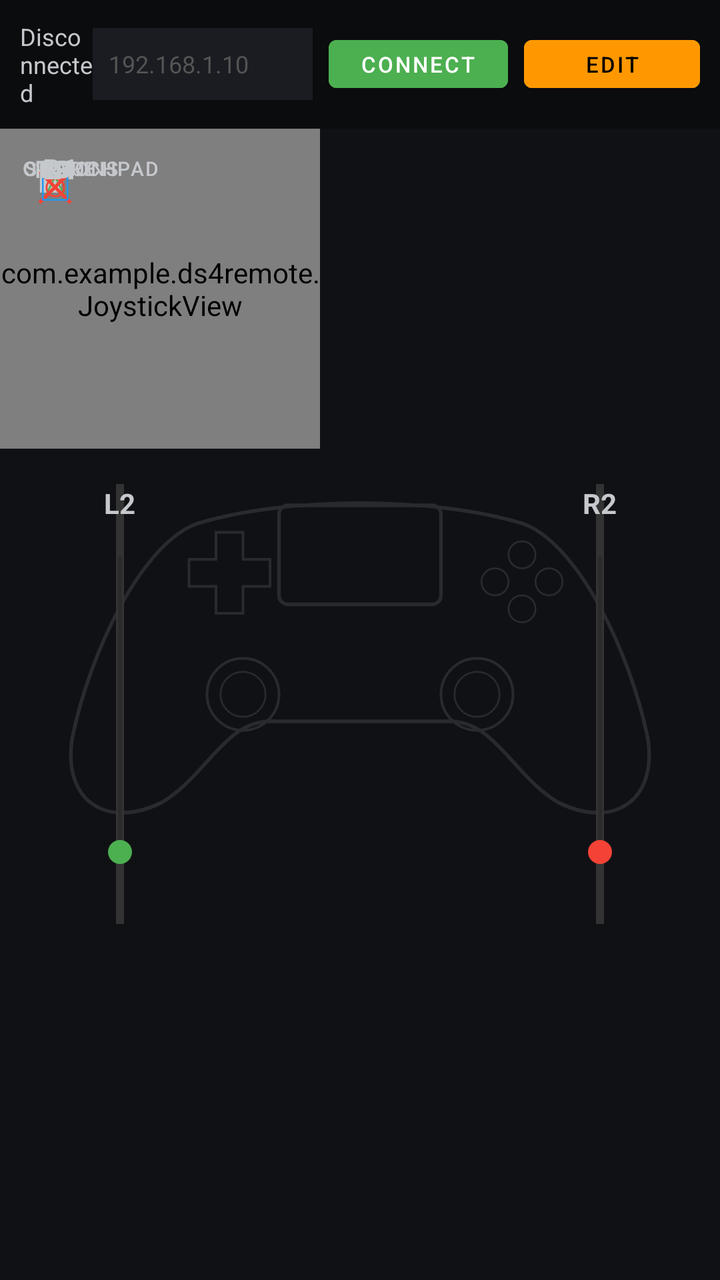
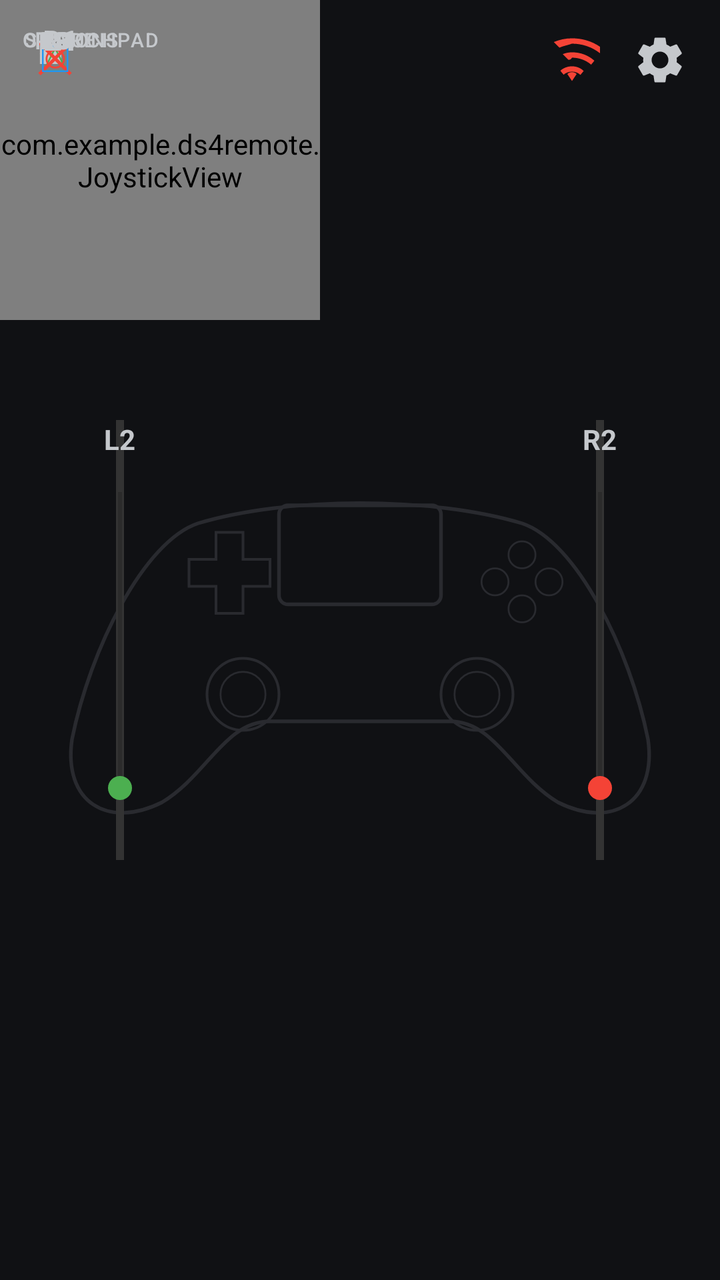

Screens rendered from an Android XML layout before and after an edit, with the pre-edit source and the edit as a unified diff.
<!-- AndroidManifest.xml: application theme Theme.MaterialComponents.DayNight.NoActionBar -->
<!-- res/layout/activity_main.xml -->
<?xml version="1.0" encoding="utf-8"?>
<RelativeLayout xmlns:android="http://schemas.android.com/apk/res/android"
    android:layout_width="match_parent"
    android:layout_height="match_parent"
    android:background="#101114">

    
    <ImageView
        android:layout_width="match_parent"
        android:layout_height="match_parent"
        android:layout_centerInParent="true"
        android:scaleType="fitCenter"
        android:src="@drawable/controller_outline"
        android:alpha="0.6"
        android:id="@+id/bg_controller"/>

    
    <FrameLayout
        android:id="@+id/gamepadArea"
        android:layout_width="match_parent"
        android:layout_height="match_parent"
        android:layout_below="@+id/topBar">

        
        <FrameLayout
            android:id="@+id/containerL2"
            android:layout_width="80dp"
            android:layout_height="220dp"
            android:layout_gravity="left|center_vertical"
            android:layout_marginLeft="20dp">
            
            
            <View
                android:layout_width="4dp"
                android:layout_height="match_parent"
                android:layout_gravity="center_horizontal"
                android:background="#333333" />
                
            <TextView
                android:layout_width="wrap_content"
                android:layout_height="wrap_content"
                android:text="L2"
                android:textColor="#C5C8CC"
                android:layout_gravity="top|center_horizontal"
                android:textStyle="bold" />

            <SeekBar
                android:id="@+id/btnL2"
                android:layout_width="180dp"
                android:layout_height="80dp"
                android:layout_gravity="center"
                android:rotation="-90"
                android:max="100"
                android:progress="0"
                android:progressTint="#4CAF50"
                android:thumbTint="#4CAF50" />
        </FrameLayout>

        
        <FrameLayout
            android:id="@+id/containerR2"
            android:layout_width="80dp"
            android:layout_height="220dp"
            android:layout_gravity="right|center_vertical"
            android:layout_marginRight="20dp">
            
            
            <View
                android:layout_width="4dp"
                android:layout_height="match_parent"
                android:layout_gravity="center_horizontal"
                android:background="#333333" />

            <TextView
                android:layout_width="wrap_content"
                android:layout_height="wrap_content"
                android:text="R2"
                android:textColor="#C5C8CC"
                android:layout_gravity="top|center_horizontal"
                android:textStyle="bold" />

            <SeekBar
                android:id="@+id/btnR2"
                android:layout_width="180dp"
                android:layout_height="80dp"
                android:layout_gravity="center"
                android:rotation="-90"
                android:max="100"
                android:progress="0"
                android:progressTint="#F44336"
                android:thumbTint="#F44336" />
        </FrameLayout>

        
        <Button android:id="@+id/dpadUp" android:text="▲" android:layout_width="50dp" android:layout_height="50dp" android:padding="0dp" android:textSize="18sp" android:background="@android:color/transparent" android:textColor="#C5C8CC" />
        <Button android:id="@+id/dpadDown" android:text="▼" android:layout_width="50dp" android:layout_height="50dp" android:padding="0dp" android:textSize="18sp" android:background="@android:color/transparent" android:textColor="#C5C8CC" />
        <Button android:id="@+id/dpadLeft" android:text="◀" android:layout_width="50dp" android:layout_height="50dp" android:padding="0dp" android:textSize="18sp" android:background="@android:color/transparent" android:textColor="#C5C8CC" />
        <Button android:id="@+id/dpadRight" android:text="▶" android:layout_width="50dp" android:layout_height="50dp" android:padding="0dp" android:textSize="18sp" android:background="@android:color/transparent" android:textColor="#C5C8CC" />

        
        <Button android:id="@+id/btnY" android:text="△" android:layout_width="55dp" android:layout_height="55dp" android:padding="0dp" android:textSize="22sp" android:background="@android:color/transparent" android:textColor="#4CAF50" />
        <Button android:id="@+id/btnA" android:text="✕" android:layout_width="55dp" android:layout_height="55dp" android:padding="0dp" android:textSize="22sp" android:background="@android:color/transparent" android:textColor="#F44336" />
        <Button android:id="@+id/btnX" android:text="□" android:layout_width="55dp" android:layout_height="55dp" android:padding="0dp" android:textSize="22sp" android:background="@android:color/transparent" android:textColor="#2196F3" />
        <Button android:id="@+id/btnB" android:text="○" android:layout_width="55dp" android:layout_height="55dp" android:padding="0dp" android:textSize="22sp" android:background="@android:color/transparent" android:textColor="#F44336" />

        
        <Button android:id="@+id/btnL1" android:text="L1" android:layout_width="60dp" android:layout_height="40dp" android:padding="0dp" android:textSize="14sp" android:background="@android:color/transparent" android:textColor="#C5C8CC" />
        <Button android:id="@+id/btnR1" android:text="R1" android:layout_width="60dp" android:layout_height="40dp" android:padding="0dp" android:textSize="14sp" android:background="@android:color/transparent" android:textColor="#C5C8CC" />

        
        <Button android:id="@+id/btnShare" android:text="SHARE" android:layout_width="60dp" android:layout_height="40dp" android:padding="0dp" android:textSize="10sp" android:background="@android:color/transparent" android:textColor="#C5C8CC" />
        <Button android:id="@+id/btnPS" android:text="PS" android:layout_width="50dp" android:layout_height="40dp" android:padding="0dp" android:textSize="12sp" android:background="@android:color/transparent" android:textColor="#C5C8CC" />
        <Button android:id="@+id/btnOptions" android:text="OPTIONS" android:layout_width="70dp" android:layout_height="40dp" android:padding="0dp" android:textSize="10sp" android:background="@android:color/transparent" android:textColor="#C5C8CC" />

        
        <com.example.ds4remote.JoystickView android:id="@+id/leftStick" android:layout_width="160dp" android:layout_height="160dp" />
        <com.example.ds4remote.JoystickView android:id="@+id/rightStick" android:layout_width="160dp" android:layout_height="160dp" />

        
        <Button android:id="@+id/btnL3" android:text="L3" android:layout_width="55dp" android:layout_height="40dp" android:padding="0dp" android:textSize="12sp" android:background="@android:color/transparent" android:textColor="#C5C8CC" />
        <Button android:id="@+id/btnTouchpad" android:text="TOUCHPAD" android:layout_width="100dp" android:layout_height="40dp" android:padding="0dp" android:textSize="10sp" android:background="@android:color/transparent" android:textColor="#C5C8CC" />
        <Button android:id="@+id/btnR3" android:text="R3" android:layout_width="55dp" android:layout_height="40dp" android:padding="0dp" android:textSize="12sp" android:background="@android:color/transparent" android:textColor="#C5C8CC" />
    </FrameLayout>

    
    <LinearLayout
        android:id="@+id/topBar"
        android:layout_width="match_parent"
        android:layout_height="wrap_content"
        android:orientation="horizontal"
        android:padding="10dp"
        android:background="#0B0C0E"
        android:gravity="center_vertical"
        android:layout_alignParentTop="true">

        <TextView android:id="@+id/status" android:layout_width="0dp" android:layout_height="wrap_content"
            android:layout_weight="1" android:textColor="#C5C8CC" android:textSize="12sp" android:text="Disconnected"/>

        <EditText android:id="@+id/ipInput" android:layout_width="110dp" android:layout_height="36dp"
            android:hint="192.168.1.10" android:textColorHint="#555" android:textColor="#FFF"
            android:textSize="12sp" android:inputType="text" android:background="#1A1C21" android:padding="8dp"/>

        <Button android:id="@+id/connectBtn" android:layout_width="wrap_content" android:layout_height="36dp"
            android:text="CONNECT" android:textSize="11sp" android:layout_marginStart="8dp"
            android:backgroundTint="#4CAF50" android:textColor="#FFFFFF"/>

        <Button android:id="@+id/editLayoutBtn" android:layout_width="wrap_content" android:layout_height="36dp"
            android:text="EDIT" android:textSize="11sp" android:layout_marginStart="8dp"
            android:backgroundTint="#FF9800" android:textColor="#000000"/>
            
        <Button android:id="@+id/resetLayoutBtn" android:layout_width="wrap_content" android:layout_height="36dp"
            android:text="RESET" android:textSize="11sp" android:layout_marginStart="8dp"
            android:backgroundTint="#F44336" android:textColor="#FFFFFF" android:visibility="gone"/>
        <Button android:id="@+id/exportLayoutBtn" android:layout_width="wrap_content" android:layout_height="36dp"
            android:text="SAVE" android:textSize="11sp" android:layout_marginStart="8dp"
            android:backgroundTint="#2196F3" android:textColor="#FFFFFF" android:visibility="gone"/>
        <Button android:id="@+id/importLayoutBtn" android:layout_width="wrap_content" android:layout_height="36dp"
            android:text="LOAD" android:textSize="11sp" android:layout_marginStart="8dp"
            android:backgroundTint="#9C27B0" android:textColor="#FFFFFF" android:visibility="gone"/>
    </LinearLayout>
</RelativeLayout>
<!-- resources referenced by this layout -->
<resources>
  <!-- drawable controller_outline: vector/xml drawable (drawable, 2615 chars, omitted) -->
</resources>

<!-- the commit's change to res/layout/activity_main.xml (unified diff, before → after) -->
@@ -4,7 +4,6 @@
     android:layout_height="match_parent"
     android:background="#101114">
 
-    
     <ImageView
         android:layout_width="match_parent"
         android:layout_height="match_parent"
@@ -15,80 +14,47 @@
         android:id="@+id/bg_controller"/>
 
     
+    <LinearLayout
+        android:layout_width="wrap_content"
+        android:layout_height="wrap_content"
+        android:layout_alignParentTop="true"
+        android:layout_alignParentEnd="true"
+        android:orientation="horizontal"
+        android:padding="16dp">
+
+        
+        <ImageView
+            android:id="@+id/statusIcon"
+            android:layout_width="28dp"
+            android:layout_height="28dp"
+            android:layout_marginEnd="16dp"
+            android:src="@drawable/ic_wifi_off" />
+
+        
+        <ImageView
+            android:id="@+id/btnOpenSettings"
+            android:layout_width="28dp"
+            android:layout_height="28dp"
+            android:src="@drawable/ic_settings" />
+    </LinearLayout>
+
+    
     <FrameLayout
         android:id="@+id/gamepadArea"
         android:layout_width="match_parent"
-        android:layout_height="match_parent"
-        android:layout_below="@+id/topBar">
+        android:layout_height="match_parent">
 
         
-        <FrameLayout
-            android:id="@+id/containerL2"
-            android:layout_width="80dp"
-            android:layout_height="220dp"
-            android:layout_gravity="left|center_vertical"
-            android:layout_marginLeft="20dp">
-            
-            
-            <View
-                android:layout_width="4dp"
-                android:layout_height="match_parent"
-                android:layout_gravity="center_horizontal"
-                android:background="#333333" />
-                
-            <TextView
-                android:layout_width="wrap_content"
-                android:layout_height="wrap_content"
-                android:text="L2"
-                android:textColor="#C5C8CC"
-                android:layout_gravity="top|center_horizontal"
-                android:textStyle="bold" />
-
-            <SeekBar
-                android:id="@+id/btnL2"
-                android:layout_width="180dp"
-                android:layout_height="80dp"
-                android:layout_gravity="center"
-                android:rotation="-90"
-                android:max="100"
-                android:progress="0"
-                android:progressTint="#4CAF50"
-                android:thumbTint="#4CAF50" />
+        <FrameLayout android:id="@+id/containerL2" android:layout_width="80dp" android:layout_height="220dp" android:layout_gravity="left|center_vertical" android:layout_marginLeft="20dp">
+            <View android:layout_width="4dp" android:layout_height="match_parent" android:layout_gravity="center_horizontal" android:background="#333333" />
+            <TextView android:layout_width="wrap_content" android:layout_height="wrap_content" android:text="L2" android:textColor="#C5C8CC" android:layout_gravity="top|center_horizontal" android:textStyle="bold" />
+            <SeekBar android:id="@+id/btnL2" android:layout_width="180dp" android:layout_height="80dp" android:layout_gravity="center" android:rotation="-90" android:max="100" android:progress="0" android:progressTint="#4CAF50" android:thumbTint="#4CAF50" />
         </FrameLayout>
 
-        
-        <FrameLayout
-            android:id="@+id/containerR2"
-            android:layout_width="80dp"
-            android:layout_height="220dp"
-            android:layout_gravity="right|center_vertical"
-            android:layout_marginRight="20dp">
-            
-            
-            <View
-                android:layout_width="4dp"
-                android:layout_height="match_parent"
-                android:layout_gravity="center_horizontal"
-                android:background="#333333" />
-
-            <TextView
-                android:layout_width="wrap_content"
-                android:layout_height="wrap_content"
-                android:text="R2"
-                android:textColor="#C5C8CC"
-                android:layout_gravity="top|center_horizontal"
-                android:textStyle="bold" />
-
-            <SeekBar
-                android:id="@+id/btnR2"
-                android:layout_width="180dp"
-                android:layout_height="80dp"
-                android:layout_gravity="center"
-                android:rotation="-90"
-                android:max="100"
-                android:progress="0"
-                android:progressTint="#F44336"
-                android:thumbTint="#F44336" />
+        <FrameLayout android:id="@+id/containerR2" android:layout_width="80dp" android:layout_height="220dp" android:layout_gravity="right|center_vertical" android:layout_marginRight="20dp">
+            <View android:layout_width="4dp" android:layout_height="match_parent" android:layout_gravity="center_horizontal" android:background="#333333" />
+            <TextView android:layout_width="wrap_content" android:layout_height="wrap_content" android:text="R2" android:textColor="#C5C8CC" android:layout_gravity="top|center_horizontal" android:textStyle="bold" />
+            <SeekBar android:id="@+id/btnR2" android:layout_width="180dp" android:layout_height="80dp" android:layout_gravity="center" android:rotation="-90" android:max="100" android:progress="0" android:progressTint="#F44336" android:thumbTint="#F44336" />
         </FrameLayout>
 
         
@@ -106,8 +72,6 @@
         
         <Button android:id="@+id/btnL1" android:text="L1" android:layout_width="60dp" android:layout_height="40dp" android:padding="0dp" android:textSize="14sp" android:background="@android:color/transparent" android:textColor="#C5C8CC" />
         <Button android:id="@+id/btnR1" android:text="R1" android:layout_width="60dp" android:layout_height="40dp" android:padding="0dp" android:textSize="14sp" android:background="@android:color/transparent" android:textColor="#C5C8CC" />
-
-        
         <Button android:id="@+id/btnShare" android:text="SHARE" android:layout_width="60dp" android:layout_height="40dp" android:padding="0dp" android:textSize="10sp" android:background="@android:color/transparent" android:textColor="#C5C8CC" />
         <Button android:id="@+id/btnPS" android:text="PS" android:layout_width="50dp" android:layout_height="40dp" android:padding="0dp" android:textSize="12sp" android:background="@android:color/transparent" android:textColor="#C5C8CC" />
         <Button android:id="@+id/btnOptions" android:text="OPTIONS" android:layout_width="70dp" android:layout_height="40dp" android:padding="0dp" android:textSize="10sp" android:background="@android:color/transparent" android:textColor="#C5C8CC" />
@@ -121,41 +85,4 @@
         <Button android:id="@+id/btnTouchpad" android:text="TOUCHPAD" android:layout_width="100dp" android:layout_height="40dp" android:padding="0dp" android:textSize="10sp" android:background="@android:color/transparent" android:textColor="#C5C8CC" />
         <Button android:id="@+id/btnR3" android:text="R3" android:layout_width="55dp" android:layout_height="40dp" android:padding="0dp" android:textSize="12sp" android:background="@android:color/transparent" android:textColor="#C5C8CC" />
     </FrameLayout>
-
-    
-    <LinearLayout
-        android:id="@+id/topBar"
-        android:layout_width="match_parent"
-        android:layout_height="wrap_content"
-        android:orientation="horizontal"
-        android:padding="10dp"
-        android:background="#0B0C0E"
-        android:gravity="center_vertical"
-        android:layout_alignParentTop="true">
-
-        <TextView android:id="@+id/status" android:layout_width="0dp" android:layout_height="wrap_content"
-            android:layout_weight="1" android:textColor="#C5C8CC" android:textSize="12sp" android:text="Disconnected"/>
-
-        <EditText android:id="@+id/ipInput" android:layout_width="110dp" android:layout_height="36dp"
-            android:hint="192.168.1.10" android:textColorHint="#555" android:textColor="#FFF"
-            android:textSize="12sp" android:inputType="text" android:background="#1A1C21" android:padding="8dp"/>
-
-        <Button android:id="@+id/connectBtn" android:layout_width="wrap_content" android:layout_height="36dp"
-            android:text="CONNECT" android:textSize="11sp" android:layout_marginStart="8dp"
-            android:backgroundTint="#4CAF50" android:textColor="#FFFFFF"/>
-
-        <Button android:id="@+id/editLayoutBtn" android:layout_width="wrap_content" android:layout_height="36dp"
-            android:text="EDIT" android:textSize="11sp" android:layout_marginStart="8dp"
-            android:backgroundTint="#FF9800" android:textColor="#000000"/>
-            
-        <Button android:id="@+id/resetLayoutBtn" android:layout_width="wrap_content" android:layout_height="36dp"
-            android:text="RESET" android:textSize="11sp" android:layout_marginStart="8dp"
-            android:backgroundTint="#F44336" android:textColor="#FFFFFF" android:visibility="gone"/>
-        <Button android:id="@+id/exportLayoutBtn" android:layout_width="wrap_content" android:layout_height="36dp"
-            android:text="SAVE" android:textSize="11sp" android:layout_marginStart="8dp"
-            android:backgroundTint="#2196F3" android:textColor="#FFFFFF" android:visibility="gone"/>
-        <Button android:id="@+id/importLayoutBtn" android:layout_width="wrap_content" android:layout_height="36dp"
-            android:text="LOAD" android:textSize="11sp" android:layout_marginStart="8dp"
-            android:backgroundTint="#9C27B0" android:textColor="#FFFFFF" android:visibility="gone"/>
-    </LinearLayout>
 </RelativeLayout>
<!-- resource entries referenced after the edit -->
@@ -1,5 +1,13 @@
 <!-- resources referenced by this layout -->
 <resources>
   <!-- drawable controller_outline: vector/xml drawable (drawable, 2615 chars, omitted) -->
+  <!-- drawable ic_settings (drawable) -->
+  <vector xmlns:android="http://schemas.android.com/apk/res/android" android:width="24dp" android:height="24dp" android:viewportWidth="24" android:viewportHeight="24">
+      <path android:fillColor="#C5C8CC" android:pathData="M19.14,12.94c0.04,-0.3 0.06,-0.61 0.06,-0.94c0,-0.32 -0.02,-0.64 -0.06,-0.94l2.03,-1.58c0.18,-0.14 0.23,-0.41 0.12,-0.61l-1.92,-3.32c-0.12,-0.22 -0.37,-0.29 -0.59,-0.22l-2.39,0.96c-0.5,-0.38 -1.03,-0.7 -1.62,-0.94L14.4,2.81c-0.04,-0.24 -0.24,-0.41 -0.48,-0.41h-3.84c-0.24,0 -0.43,0.17 -0.47,0.41L9.25,5.35C8.66,5.59 8.12,5.92 7.63,6.29L5.24,5.33c-0.22,-0.08 -0.47,0 -0.59,0.22L2.73,8.87C2.62,9.08 2.66,9.34 2.86,9.48l2.03,1.58C4.84,11.36 4.8,11.69 4.8,12s0.02,0.64 0.06,0.94l-2.03,1.58c-0.18,0.14 -0.23,0.41 -0.12,0.61l1.92,3.32c0.12,0.22 0.37,0.29 0.59,0.22l2.39,-0.96c0.5,0.38 1.03,0.7 1.62,0.94l0.36,2.54c0.05,0.24 0.24,0.41 0.48,0.41h3.84c0.24,0 0.44,-0.17 0.47,-0.41l0.36,-2.54c0.59,-0.24 1.13,-0.56 1.62,-0.94l2.39,0.96c0.22,0.08 0.47,0 0.59,-0.22l1.92,-3.32c0.12,-0.22 0.07,-0.47 -0.12,-0.61L19.14,12.94zM12,15.6c-1.98,0 -3.6,-1.62 -3.6,-3.6s1.62,-3.6 3.6,-3.6s3.6,1.62 3.6,3.6S13.98,15.6 12,15.6z"/>
+  </vector>
+  <!-- drawable ic_wifi_off (drawable) -->
+  <vector xmlns:android="http://schemas.android.com/apk/res/android" android:width="24dp" android:height="24dp" android:viewportWidth="24" android:viewportHeight="24">
+      <path android:fillColor="#F44336" android:pathData="M12,21l2,-3c-0.5,-0.5 -1.2,-0.8 -2,-0.8s-1.5,0.3 -2,0.8L12,21zM12,17c1.4,0 2.7,0.5 3.6,1.4l1.4,-1.7C15.7,15.4 13.9,14.7 12,14.7s-3.7,0.7 -5,1.9l1.4,1.7C9.3,17.5 10.6,17 12,17zM12,11c3.1,0 6,1.1 8.2,3l1.4,-1.7C18.9,9.9 15.6,8.7 12,8.7c-1.4,0 -2.8,0.3 -4,0.8l2.4,2.4C11,11.9 11.5,11.9 12,11zM12,5c4.8,0 9.2,1.7 12.6,4.6l1.4,-1.7C22.2,4.5 17.3,2.7 12,2.7c-2.8,0 -5.4,0.6 -7.8,1.6l2.4,2.4C8.2,6 10,5.7 12,5z"/>
+  </vector>
 </resources>
 
